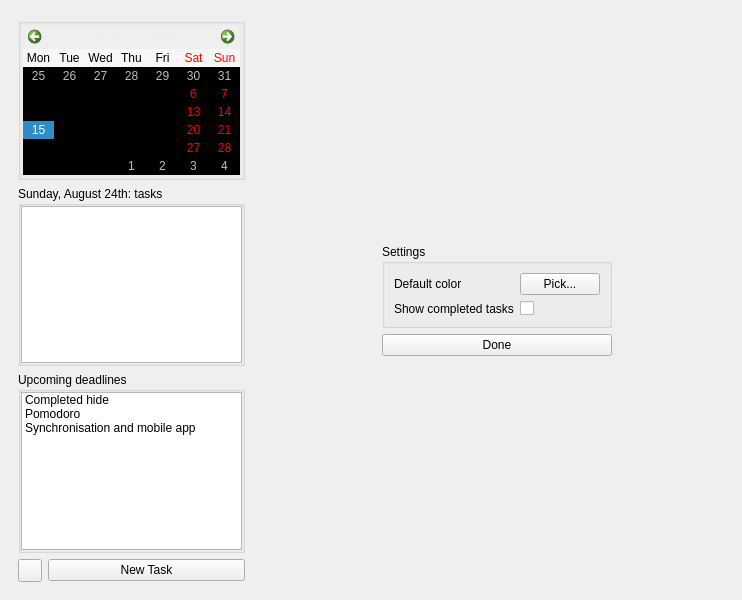
This is src/mainwindow.ui in david4more/QtToDo as Qt 5 draws it before an edit. The edited form follows.
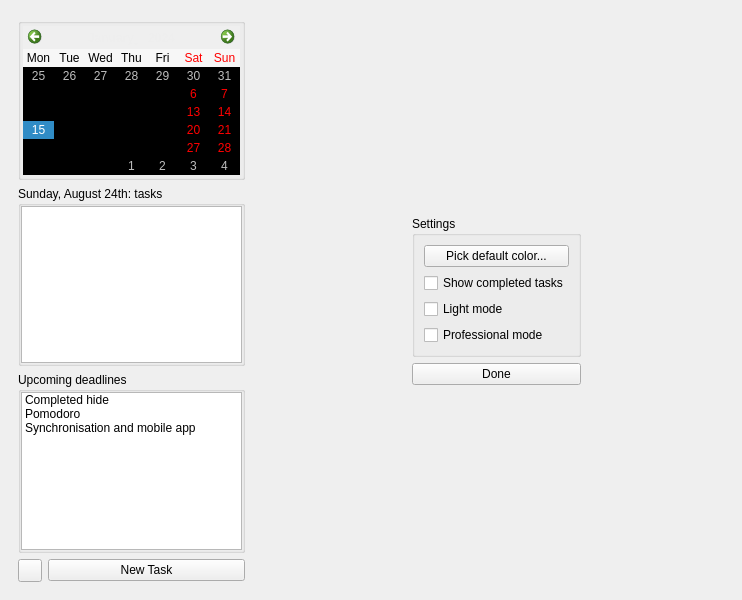
This is the edited form.

Commit message: configure left panel update, add light+professional modes to settings

```diff
--- a/src/mainwindow.ui
+++ b/src/mainwindow.ui
@@ -542,35 +542,35 @@
           <property name="title">
            <string>Settings</string>
           </property>
-          <layout class="QFormLayout" name="formLayout_2">
-           <item row="0" column="0">
-            <widget class="QLabel" name="label_8">
-             <property name="text">
-              <string>Default color</string>
-             </property>
-            </widget>
-           </item>
-           <item row="0" column="1">
+          <layout class="QVBoxLayout" name="verticalLayout_6">
+           <item>
             <widget class="QPushButton" name="settingsColorButton">
              <property name="text">
-              <string>Pick...</string>
+              <string>Pick default color...</string>
              </property>
             </widget>
            </item>
-           <item row="1" column="0">
-            <widget class="QLabel" name="label_9">
-             <property name="text">
-              <string>Show completed tasks</string>
-             </property>
-            </widget>
-           </item>
-           <item row="1" column="1">
+           <item>
             <widget class="QCheckBox" name="settingsTasksBox">
              <property name="layoutDirection">
               <enum>Qt::LayoutDirection::LeftToRight</enum>
              </property>
              <property name="text">
-              <string/>
+              <string>Show completed tasks</string>
+             </property>
+            </widget>
+           </item>
+           <item>
+            <widget class="QCheckBox" name="settingsLightBox">
+             <property name="text">
+              <string>Light mode</string>
+             </property>
+            </widget>
+           </item>
+           <item>
+            <widget class="QCheckBox" name="settingsProfessionalBox">
+             <property name="text">
+              <string>Professional mode</string>
              </property>
             </widget>
            </item>
```
Left out of the diff: 4 changed lines with no effect on the pictures. The commit also changes 4 other files.
